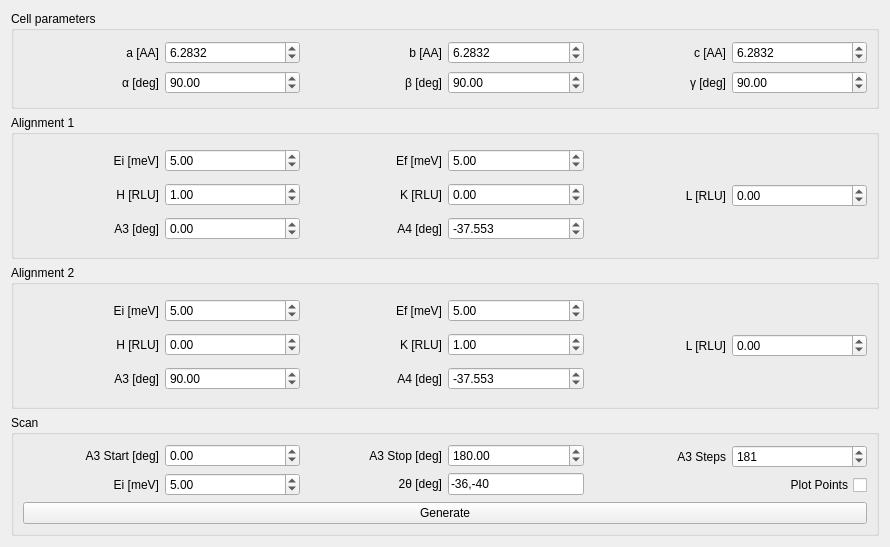
MJOLNIRPackage/MJOLNIR-GUI, file src/main/resources/base/Views/Prediction.ui: the form before one commit.
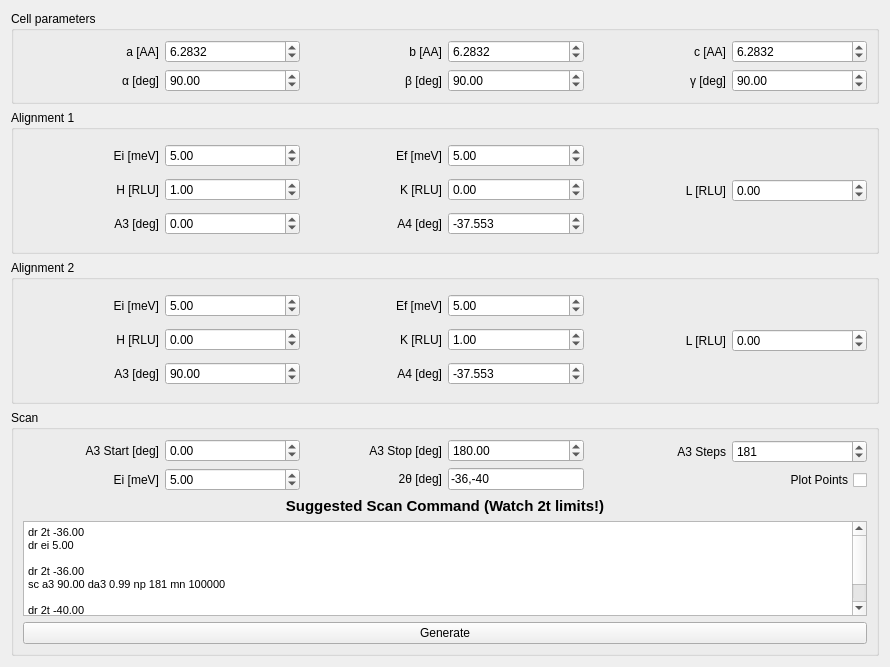
The form after the commit.

Commit message: Add command writer for predictive  tool

The edit to the form file:
```diff
--- a/src/main/resources/base/Views/Prediction.ui
+++ b/src/main/resources/base/Views/Prediction.ui
@@ -7,7 +7,7 @@
     <x>0</x>
     <y>0</y>
     <width>890</width>
-    <height>547</height>
+    <height>667</height>
    </rect>
   </property>
   <property name="focusPolicy">
@@ -48,12 +48,12 @@
             <property name="decimals">
              <number>4</number>
             </property>
+            <property name="minimum">
+             <double>0.000100000000000</double>
+            </property>
             <property name="maximum">
              <double>999.990000000000009</double>
             </property>
-            <property name="minimum">
-             <double>0.0001</double>
-            </property>
             <property name="value">
              <double>6.283200000000000</double>
             </property>
@@ -75,15 +75,15 @@
           </item>
           <item>
            <widget class="QDoubleSpinBox" name="cell_alpha_spinBox">
+            <property name="minimum">
+             <double>0.010000000000000</double>
+            </property>
             <property name="maximum">
              <double>180.000000000000000</double>
             </property>
             <property name="value">
              <double>90.000000000000000</double>
             </property>
-            <property name="minimum">
-             <double>0.01</double>
-            </property>
            </widget>
           </item>
          </layout>
@@ -109,12 +109,12 @@
             <property name="decimals">
              <number>4</number>
             </property>
+            <property name="minimum">
+             <double>0.000100000000000</double>
+            </property>
             <property name="maximum">
              <double>999.990000000000009</double>
             </property>
-            <property name="minimum">
-             <double>0.0001</double>
-            </property>
             <property name="value">
              <double>6.283200000000000</double>
             </property>
@@ -136,15 +136,15 @@
           </item>
           <item>
            <widget class="QDoubleSpinBox" name="cell_beta_spinBox">
+            <property name="minimum">
+             <double>0.010000000000000</double>
+            </property>
             <property name="maximum">
              <double>180.000000000000000</double>
             </property>
             <property name="value">
              <double>90.000000000000000</double>
             </property>
-            <property name="minimum">
-             <double>0.01</double>
-            </property>
            </widget>
           </item>
          </layout>
@@ -170,12 +170,12 @@
             <property name="decimals">
              <number>4</number>
             </property>
+            <property name="minimum">
+             <double>0.000100000000000</double>
+            </property>
             <property name="maximum">
              <double>999.990000000000009</double>
             </property>
-            <property name="minimum">
-             <double>0.0001</double>
-            </property>
             <property name="value">
              <double>6.283200000000000</double>
             </property>
@@ -197,15 +197,15 @@
           </item>
           <item>
            <widget class="QDoubleSpinBox" name="cell_gamma_spinBox">
+            <property name="minimum">
+             <double>0.010000000000000</double>
+            </property>
             <property name="maximum">
              <double>180.000000000000000</double>
             </property>
             <property name="value">
              <double>90.000000000000000</double>
             </property>
-            <property name="minimum">
-             <double>0.01</double>
-            </property>
            </widget>
           </item>
          </layout>
@@ -855,6 +855,45 @@
         </item>
        </layout>
       </item>
+      <item>
+       <widget class="QLabel" name="label_5">
+        <property name="font">
+         <font>
+          <pointsize>11</pointsize>
+          <weight>75</weight>
+          <bold>true</bold>
+         </font>
+        </property>
+        <property name="text">
+         <string>Suggested Scan Command (Watch 2t limits!)</string>
+        </property>
+        <property name="alignment">
+         <set>Qt::AlignCenter</set>
+        </property>
+       </widget>
+      </item>
+      <item>
+       <widget class="QTextEdit" name="scanCommand_textEdit">
+        <property name="readOnly">
+         <bool>false</bool>
+        </property>
+        <property name="html">
+         <string>&lt;!DOCTYPE HTML PUBLIC &quot;-//W3C//DTD HTML 4.0//EN&quot; &quot;http://www.w3.org/TR/REC-html40/strict.dtd&quot;&gt;
+&lt;html&gt;&lt;head&gt;&lt;meta name=&quot;qrichtext&quot; content=&quot;1&quot; /&gt;&lt;style type=&quot;text/css&quot;&gt;
+p, li { white-space: pre-wrap; }
+&lt;/style&gt;&lt;/head&gt;&lt;body style=&quot; font-family:'MS Shell Dlg 2'; font-size:8.25pt; font-weight:400; font-style:normal;&quot;&gt;
+&lt;p style=&quot; margin-top:0px; margin-bottom:0px; margin-left:0px; margin-right:0px; -qt-block-indent:0; text-indent:0px;&quot;&gt;&lt;span style=&quot; font-size:8pt;&quot;&gt;dr 2t -36.00&lt;/span&gt;&lt;/p&gt;
+&lt;p style=&quot; margin-top:0px; margin-bottom:0px; margin-left:0px; margin-right:0px; -qt-block-indent:0; text-indent:0px;&quot;&gt;&lt;span style=&quot; font-size:8pt;&quot;&gt;dr ei 5.00&lt;/span&gt;&lt;/p&gt;
+&lt;p style=&quot;-qt-paragraph-type:empty; margin-top:0px; margin-bottom:0px; margin-left:0px; margin-right:0px; -qt-block-indent:0; text-indent:0px; font-size:8pt;&quot;&gt;&lt;br /&gt;&lt;/p&gt;
+&lt;p style=&quot; margin-top:0px; margin-bottom:0px; margin-left:0px; margin-right:0px; -qt-block-indent:0; text-indent:0px;&quot;&gt;&lt;span style=&quot; font-size:8pt;&quot;&gt;dr 2t -36.00&lt;/span&gt;&lt;/p&gt;
+&lt;p style=&quot; margin-top:0px; margin-bottom:0px; margin-left:0px; margin-right:0px; -qt-block-indent:0; text-indent:0px;&quot;&gt;&lt;span style=&quot; font-size:8pt;&quot;&gt;sc a3 90.00 da3 0.99 np 181 mn 100000&lt;/span&gt;&lt;/p&gt;
+&lt;p style=&quot;-qt-paragraph-type:empty; margin-top:0px; margin-bottom:0px; margin-left:0px; margin-right:0px; -qt-block-indent:0; text-indent:0px; font-size:8pt;&quot;&gt;&lt;br /&gt;&lt;/p&gt;
+&lt;p style=&quot; margin-top:0px; margin-bottom:0px; margin-left:0px; margin-right:0px; -qt-block-indent:0; text-indent:0px;&quot;&gt;&lt;span style=&quot; font-size:8pt;&quot;&gt;dr 2t -40.00&lt;/span&gt;&lt;/p&gt;
+&lt;p style=&quot; margin-top:0px; margin-bottom:0px; margin-left:0px; margin-right:0px; -qt-block-indent:0; text-indent:0px;&quot;&gt;&lt;span style=&quot; font-size:8pt;&quot;&gt;sc a3 90.00 da3 0.99 np 181 mn 100000&lt;/span&gt;&lt;/p&gt;
+&lt;p style=&quot;-qt-paragraph-type:empty; margin-top:0px; margin-bottom:0px; margin-left:0px; margin-right:0px; -qt-block-indent:0; text-indent:0px; font-size:8pt;&quot;&gt;&lt;br /&gt;&lt;/p&gt;&lt;/body&gt;&lt;/html&gt;</string>
+        </property>
+       </widget>
+      </item>
       <item>
        <widget class="QPushButton" name="tool_generate_button">
         <property name="text">
```
The commit also changes 1 other file.
